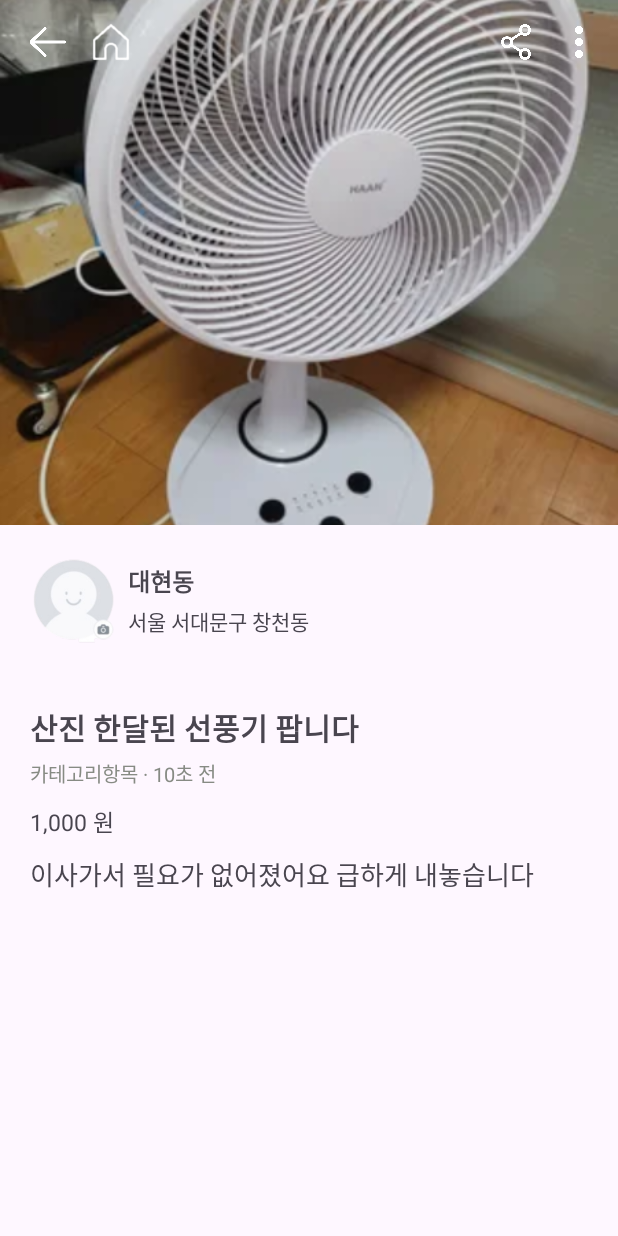
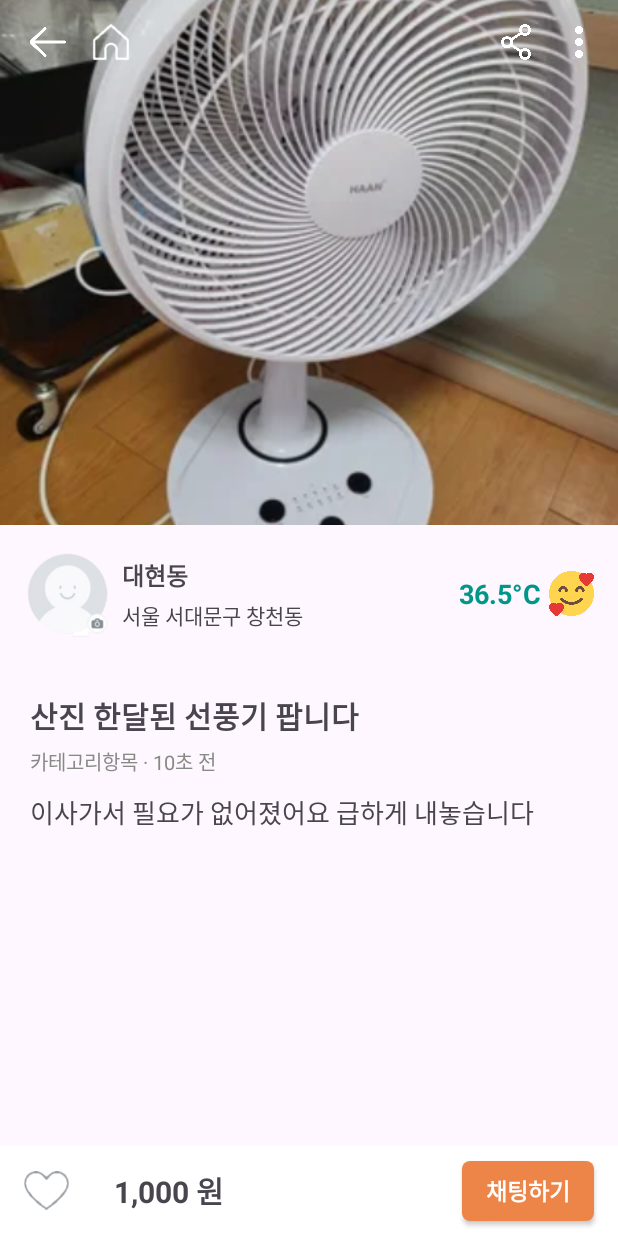
Before and after one commit to joye-seo/AppleMarket, an Android app: the screen it shows after launch (DetailHomeActivity), after a tap on "산진 한달된 선풍기 팝니다", on a phone screen of 412 x 824 dp. Run offline under Robolectric (Android 15) with nearby library versions, the phone set to English and light mode, and no system bars.

Commit message:
detail ui 수정

```diff
--- a/app/src/main/java/com/example/applemarket/DetailHomeActivity.kt
+++ b/app/src/main/java/com/example/applemarket/DetailHomeActivity.kt
@@ -21,6 +21,7 @@ class DetailHomeActivity : AppCompatActivity() {
 
         clickData()
         actionBarClickListener()
+        binding.actionBar.bringToFront()
 //        getData()
     }
 
--- /dev/null
+++ b/app/src/main/res/drawable/shape_btn_chat.xml
@@ -0,0 +1,6 @@
+<?xml version="1.0" encoding="utf-8"?>
+<shape xmlns:android="http://schemas.android.com/apk/res/android"
+    android:shape="rectangle">
+    <solid android:color="@color/main_color" />
+    <corners android:radius="5dp" />
+</shape>
--- a/app/src/main/res/layout/activity_detail_home.xml
+++ b/app/src/main/res/layout/activity_detail_home.xml
@@ -1,23 +1,11 @@
 <?xml version="1.0" encoding="utf-8"?>
-<androidx.core.widget.NestedScrollView xmlns:android="http://schemas.android.com/apk/res/android"
+<androidx.constraintlayout.widget.ConstraintLayout xmlns:android="http://schemas.android.com/apk/res/android"
     xmlns:app="http://schemas.android.com/apk/res-auto"
     xmlns:tools="http://schemas.android.com/tools"
     android:layout_width="match_parent"
     android:layout_height="match_parent"
+    android:fitsSystemWindows="true"
     tools:context=".DetailHomeActivity">
-
-    <androidx.constraintlayout.widget.ConstraintLayout
-        android:layout_width="match_parent"
-        android:layout_height="match_parent"
-        android:fitsSystemWindows="true">
-
-    <androidx.appcompat.widget.AppCompatImageView
-        android:id="@+id/iv_sale"
-        android:layout_width="match_parent"
-        android:layout_height="350dp"
-        android:scaleType="centerCrop"
-        app:layout_constraintTop_toTopOf="parent"
-        tools:src="@tools:sample/avatars" />
 
     <LinearLayout
         android:id="@+id/action_bar"
@@ -69,13 +57,30 @@
 
     </LinearLayout>
 
+    <androidx.core.widget.NestedScrollView
+        android:layout_width="match_parent"
+        android:layout_height="wrap_content"
+        app:layout_constraintTop_toTopOf="parent">
+
+        <androidx.constraintlayout.widget.ConstraintLayout
+            android:layout_width="match_parent"
+            android:layout_height="match_parent">
+
+            <androidx.appcompat.widget.AppCompatImageView
+                android:id="@+id/iv_sale"
+                android:layout_width="match_parent"
+                android:layout_height="350dp"
+                android:scaleType="centerCrop"
+                app:layout_constraintTop_toTopOf="parent"
+                tools:src="@tools:sample/avatars" />
+
             <LinearLayout
                 android:id="@+id/nickname_bar"
                 android:layout_width="match_parent"
                 android:layout_height="wrap_content"
                 android:gravity="center_vertical"
                 android:orientation="horizontal"
-        android:padding="20dp"
+                android:padding="16dp"
                 app:layout_constraintTop_toBottomOf="@id/iv_sale">
 
                 <androidx.appcompat.widget.AppCompatImageView
@@ -107,6 +112,28 @@
                         android:text="주소"
                         android:textSize="14sp" />
                 </LinearLayout>
+
+                <Space
+                    android:layout_width="0dp"
+                    android:layout_height="wrap_content"
+                    android:layout_weight="1" />
+
+                <androidx.appcompat.widget.AppCompatTextView
+                    android:layout_width="wrap_content"
+                    android:layout_height="wrap_content"
+                    android:text="36.5°C"
+                    android:textColor="#009688"
+                    android:textSize="18sp"
+                    android:textStyle="bold" />
+
+                    <androidx.appcompat.widget.AppCompatImageView
+                        android:layout_width="30dp"
+                        android:layout_marginStart="5dp"
+                        android:layout_height="30dp"
+                        android:src="@drawable/ic_smile" />
+
+
+
 
             </LinearLayout>
 
@@ -158,27 +185,60 @@
                 </LinearLayout>
 
                 <androidx.appcompat.widget.AppCompatTextView
-            android:id="@+id/tv_money"
-            android:layout_width="match_parent"
-            android:layout_height="wrap_content"
-            android:layout_marginTop="10dp"
-            android:text="돈돈"
-            android:textSize="15sp" />
-
-        <androidx.appcompat.widget.AppCompatTextView
                     android:id="@+id/tv_content"
                     android:layout_width="match_parent"
                     android:layout_height="wrap_content"
                     android:layout_marginTop="10dp"
+                    android:layout_marginBottom="50dp"
                     android:text="물건 세부 내용 입니다~~"
-            android:layout_marginBottom="50dp"
                     android:textSize="17sp" />
+
+            </LinearLayout>
+
+        </androidx.constraintlayout.widget.ConstraintLayout>
+
+
+    </androidx.core.widget.NestedScrollView>
+
+    <LinearLayout
+        android:layout_width="match_parent"
+        android:layout_height="60dp"
+        android:background="@color/white"
+        android:gravity="center_vertical"
+        android:orientation="horizontal"
+        app:layout_constraintBottom_toBottomOf="parent">
+
+        <androidx.appcompat.widget.AppCompatImageView
+            android:layout_width="30dp"
+            android:layout_height="30dp"
+            android:layout_marginStart="16dp"
+            android:src="@drawable/ic_home_heart" />
+
+        <androidx.appcompat.widget.AppCompatTextView
+            android:id="@+id/tv_money"
+            android:layout_width="wrap_content"
+            android:layout_height="wrap_content"
+            android:layout_marginStart="30dp"
+            android:text="돈돈"
+            android:textSize="20sp"
+            android:textStyle="bold" />
+
+        <Space
+            android:layout_width="0dp"
+            android:layout_height="wrap_content"
+            android:layout_weight="1" />
+
+        <androidx.appcompat.widget.AppCompatButton
+            android:layout_width="wrap_content"
+            android:layout_height="40dp"
+            android:layout_marginEnd="16dp"
+            android:background="@drawable/shape_btn_chat"
+            android:text="채팅하기"
+            android:textColor="@color/white"
+            android:textSize="15sp"
+            android:textStyle="bold" />
 
     </LinearLayout>
 
 
 </androidx.constraintlayout.widget.ConstraintLayout>
-
-
-
-</androidx.core.widget.NestedScrollView>
--- a/app/src/main/res/layout/item_home_sale_list.xml
+++ b/app/src/main/res/layout/item_home_sale_list.xml
@@ -17,6 +17,7 @@
         app:layout_constraintTop_toTopOf="parent" />
 
     <LinearLayout
+        android:id="@+id/layout"
         android:layout_width="0dp"
         android:layout_height="wrap_content"
         android:layout_marginStart="16dp"
@@ -135,8 +136,8 @@
     <View
         android:layout_width="match_parent"
         android:layout_height="1dp"
-        android:layout_marginTop="15dp"
+        android:layout_marginTop="20dp"
         android:background="#E2E2E2"
-        app:layout_constraintTop_toBottomOf="@id/iv_sale"/>
+        app:layout_constraintTop_toBottomOf="@id/layout" />
 
 </androidx.constraintlayout.widget.ConstraintLayout>
```
Also changed, not shown: app/src/main/res/drawable/ic_smile.png (added). Lines whose indentation alone changed are shown as unchanged.
